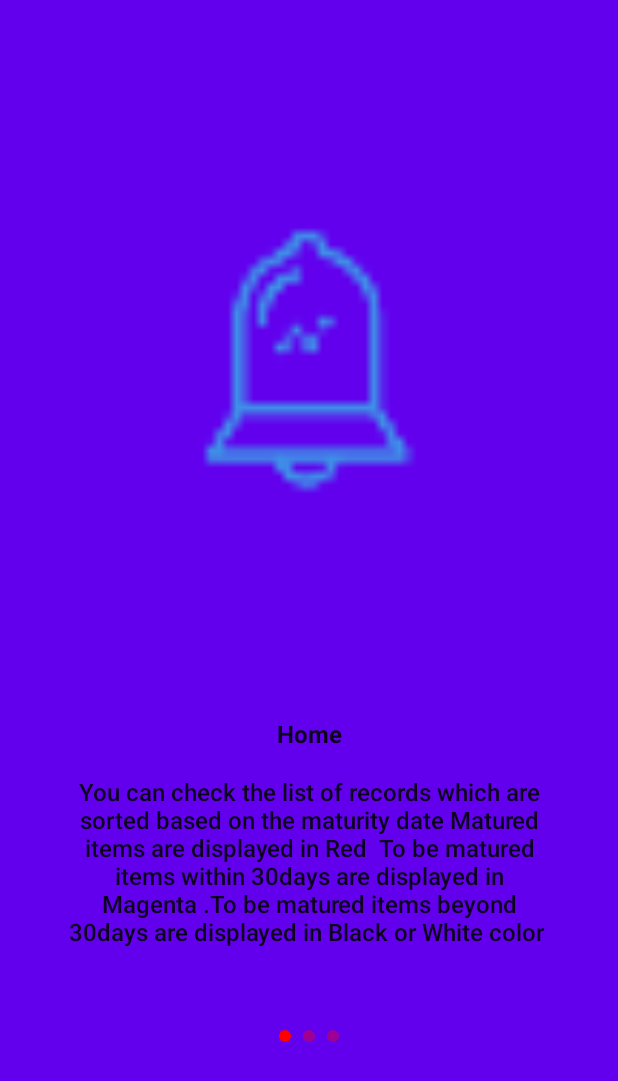
After one commit to NadigerAmit/OmMyInvestmentProj, an Android app built with Jetpack Compose: the composable OnBoardingScreen shown on its own in the app's theme, on a phone screen of 412 x 824 dp. The commit adds this screen. Shown: the top 1081 px of the screen. Run offline under Robolectric (Android 15) with nearby library versions, the phone set to English and light mode, and no system bars; our stand-ins replace accompanist.

Commit message:
add splash screen and onboarding screen

```diff
--- /dev/null
+++ b/app/src/main/java/com/amitnadiger/myinvestment/ui/presentation/welcome/WelcomeScreen.kt
@@ -0,0 +1,6 @@
+package com.amitnadiger.myinvestment.ui.presentation.welcome
+
+sealed class WelcomeScreen(val route: String) {
+    object OnBoarding : WelcomeScreen(route = "onBoarding_screen")
+    object Environment : WelcomeScreen(route = "environment_screen")
+}
--- /dev/null
+++ b/app/src/main/java/com/amitnadiger/myinvestment/ui/presentation/welcome/onBoarding/OnBoardingScreen.kt
@@ -0,0 +1,148 @@
+package com.amitnadiger.myinvestment.ui.presentation.welcome.onBoarding
+
+import android.content.Context
+import android.content.Intent
+import android.util.Log
+import androidx.compose.animation.AnimatedVisibility
+import androidx.compose.foundation.Image
+import androidx.compose.foundation.background
+import androidx.compose.foundation.layout.*
+import androidx.compose.material.Button
+import androidx.compose.material.ButtonDefaults
+import androidx.compose.material.MaterialTheme
+import androidx.compose.material.Text
+import androidx.compose.runtime.Composable
+import androidx.compose.ui.Alignment
+import androidx.compose.ui.Modifier
+import androidx.compose.ui.graphics.Color
+import androidx.compose.ui.graphics.Color.Companion.White
+import androidx.compose.ui.graphics.RectangleShape
+import androidx.compose.ui.platform.LocalContext
+import androidx.compose.ui.res.colorResource
+import androidx.compose.ui.res.painterResource
+import androidx.compose.ui.res.stringResource
+import androidx.compose.ui.text.font.FontWeight
+import androidx.compose.ui.text.style.TextAlign
+
+import androidx.compose.ui.unit.dp
+import com.amitnadiger.myinvestment.MainActivity
+
+import com.google.accompanist.pager.ExperimentalPagerApi
+import com.google.accompanist.pager.*
+
+@OptIn(ExperimentalPagerApi::class)
+@Composable
+fun OnBoardingScreen(/*viewModel: OnBoardingViewModel = hiltViewModel()*/) {
+    val context = LocalContext.current
+    val pages = listOf(
+        OnBoardingPage.First,
+        OnBoardingPage.Second,
+        OnBoardingPage.Third
+    )
+    val pagerState = rememberPagerState()
+
+    Column(
+        modifier = Modifier
+            .fillMaxSize()
+            .background(MaterialTheme.colors.primary)
+    ) {
+        HorizontalPager(
+            modifier = Modifier.weight(10f),
+            count = pages.count(),
+            state = pagerState,
+            verticalAlignment = Alignment.Top
+        ) { position ->
+            PagerScreen(onBoardingPage = pages[position])
+        }
+        HorizontalPagerIndicator(
+            modifier = Modifier
+                .align(Alignment.CenterHorizontally)
+                .weight(1f),
+            pagerState = pagerState,
+            activeColor = Color.Red
+        )
+        FinishButton(
+            modifier = Modifier.weight(1f),
+            pagerState = pagerState
+        ) {
+           // viewModel.saveOnBoardingState(completed = true)
+            navigateMainActivity(context)
+        }
+    }
+}
+
+private fun navigateMainActivity(context: Context) {
+    val intent = Intent(context, MainActivity::class.java)
+    context.startActivity(intent)
+}
+
+@Composable
+fun PagerScreen(onBoardingPage: OnBoardingPage) {
+    Column(
+        modifier = Modifier
+            .fillMaxWidth(),
+        horizontalAlignment = Alignment.CenterHorizontally,
+        verticalArrangement = Arrangement.Top
+    ) {
+        Image(
+            modifier = Modifier
+                .fillMaxWidth(0.5f)
+                .fillMaxHeight(0.7f),
+            painter = painterResource(id = onBoardingPage.image),
+            contentDescription = "Pager Image"
+        )
+        Text(
+            modifier = Modifier
+                .fillMaxWidth(),
+            text = onBoardingPage.title,
+           // fontSize = JetRortyTypography.h2.fontSize,
+            fontWeight = FontWeight.Bold,
+            textAlign = TextAlign.Center
+        )
+        Text(
+            modifier = Modifier
+                .fillMaxWidth()
+                .padding(horizontal = 40.dp)
+                .padding(top = 20.dp),
+            text = onBoardingPage.description,
+            //fontSize = JetRortyTypography.h4.fontSize,
+            fontWeight = FontWeight.Medium,
+            textAlign = TextAlign.Center
+        )
+    }
+}
+
+@OptIn(ExperimentalPagerApi::class)
+@Composable
+fun FinishButton(
+    modifier: Modifier,
+    pagerState: PagerState,
+    onClick: () -> Unit
+) {
+    Row(
+        modifier = modifier
+            .padding(horizontal = 40.dp),
+        verticalAlignment = Alignment.Top,
+        horizontalArrangement = Arrangement.Center
+    ) {
+        AnimatedVisibility(
+            modifier = Modifier.fillMaxWidth(),
+            visible = pagerState.currentPage == 2
+        ) {
+            Button(
+                onClick = onClick,
+                colors = ButtonDefaults.buttonColors(
+                    backgroundColor = Color.Red
+                ),
+                shape = RectangleShape
+            ) {
+                Text(
+                    //text = stringResource(id = R.string.text_finish),
+                    text = "Finish",
+                    color = White,
+                    modifier = Modifier.padding(4.dp)
+                )
+            }
+        }
+    }
+}
--- a/app/src/main/java/com/amitnadiger/myinvestment/ui/scaffold/RichDrawer.kt
+++ b/app/src/main/java/com/amitnadiger/myinvestment/ui/scaffold/RichDrawer.kt
@@ -57,7 +57,7 @@ fun RichDrawer(scope: CoroutineScope, scaffoldState: ScaffoldState, navControlle
     ) {
         // Header
         Image(
-            painter = painterResource(id = R.drawable.logosample),
+            painter = painterResource(id = R.drawable.ic_app_logo),
             contentDescription = R.drawable.logo.toString(),
             modifier = Modifier
                 .height(100.dp)
--- a/app/src/main/java/com/amitnadiger/myinvestment/ui/scaffold/ScaffoldImpl.kt
+++ b/app/src/main/java/com/amitnadiger/myinvestment/ui/scaffold/ScaffoldImpl.kt
@@ -65,7 +65,6 @@ fun ScaffoldImpl(navController: NavHostController,
                         }
                     }
                 )
-
             },
             content = { padding ->
                 Body(navController,finProductViewModel,finHistoryViewModel,padding)
--- a/app/src/main/java/com/amitnadiger/myinvestment/ui/scaffold/TopBar.kt
+++ b/app/src/main/java/com/amitnadiger/myinvestment/ui/scaffold/TopBar.kt
@@ -3,10 +3,7 @@ package com.amitnadiger.myinvestment.ui.scaffold
 import androidx.compose.foundation.background
 import androidx.compose.foundation.clickable
 import androidx.compose.foundation.layout.*
-import androidx.compose.material.Icon
-import androidx.compose.material.MaterialTheme
-import androidx.compose.material.Text
-import androidx.compose.material.TopAppBar
+import androidx.compose.material.*
 import androidx.compose.material.icons.Icons
 import androidx.compose.material.icons.filled.Menu
 import androidx.compose.material.icons.filled.Search
@@ -34,6 +31,7 @@ fun TopBar(screenConfig: ScreenConfig,
                     fontSize = 30.sp,
                 modifier = Modifier.padding(start = screenConfig.topAppBarStartPadding)
             )},
+            elevation = AppBarDefaults.TopAppBarElevation,
            // backgroundColor = Color(0xFFC0E8D5),
             // Provide the navigation Icon (Icon on the left to toggle drawer)
 
--- a/app/src/main/res/values/themes.xml
+++ b/app/src/main/res/values/themes.xml
@@ -4,4 +4,8 @@
     <style name="Theme.MyInvestment" parent="android:Theme.Material.Light.NoActionBar">
         <item name="android:statusBarColor">@color/purple_700</item>
     </style>
+
+    <style name="SplashScreenTheme" parent="Theme.MyInvestment">
+        <item name="android:windowBackground">@drawable/bg_splash</item>
+    </style>
 </resources>
```
Also changed, not shown: app/build.gradle (+16 -0 lines), app/src/main/AndroidManifest.xml (+13 -0 lines), app/src/main/java/com/amitnadiger/myinvestment/ui/presentation/splash/StartActivity.kt (added, +53 -0 lines), app/src/main/java/com/amitnadiger/myinvestment/ui/presentation/welcome/WelcomeActivity.kt (added, +57 -0 lines), app/src/main/java/com/amitnadiger/myinvestment/ui/presentation/welcome/WelcomeNavGraph.kt (added, +20 -0 lines), app/src/main/java/com/amitnadiger/myinvestment/ui/presentation/welcome/onBoarding/OnBoardingPage.kt (added, +36 -0 lines), app/src/main/res/values/colors.xml (+36 -0 lines), app/src/main/res/drawable-xxxhdpi/ic_app_logo.png (added).
